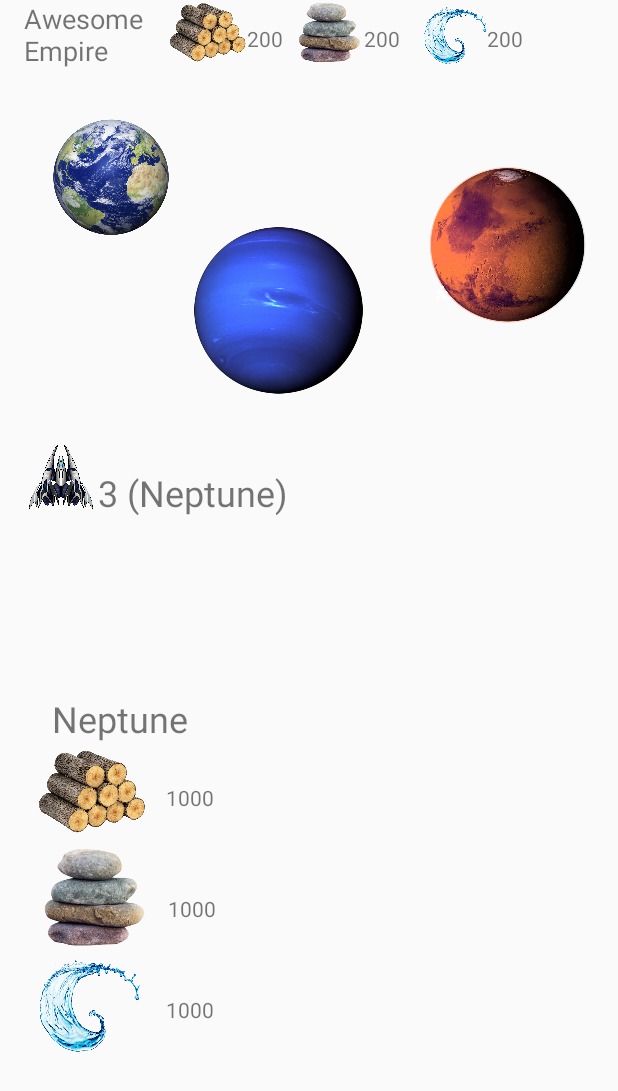
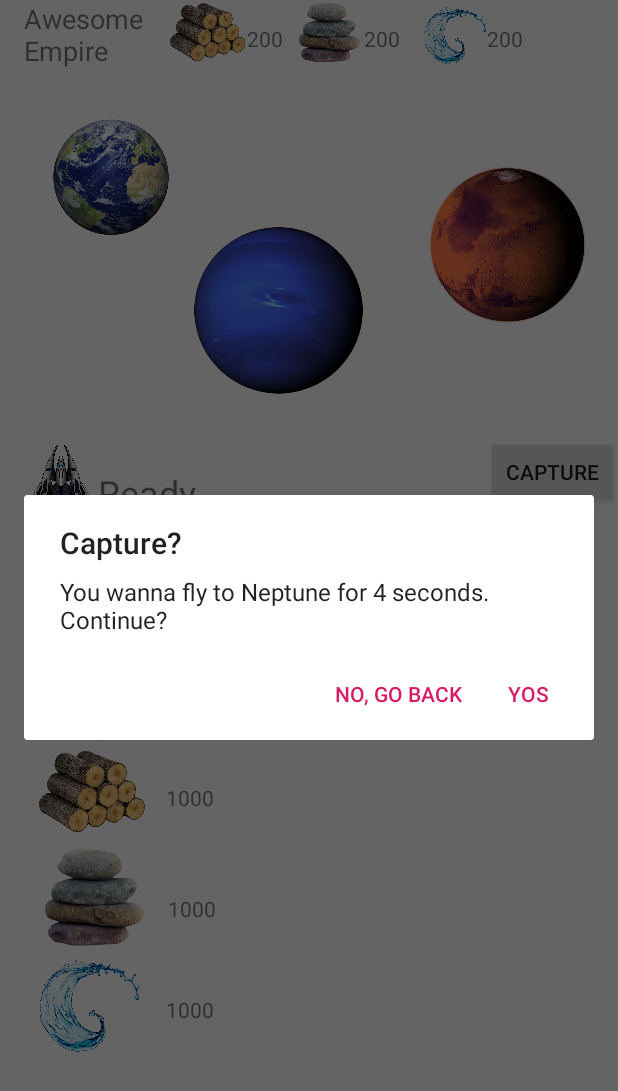
Before and after one commit to somnoynadno/SpaceApp, an Android app: the screen it shows after launch (MainActivity), after a tap on "CAPTURE", on a phone screen of 412 x 824 dp. Shown: the top 1091 px of the screen. Run offline under Robolectric (Android 15) with nearby library versions, the phone set to English and light mode, and no system bars; 3 other taps on this screen came first.

```diff
--- a/app/src/main/java/com/example/spaceapp/MainActivity.java
+++ b/app/src/main/java/com/example/spaceapp/MainActivity.java
@@ -1,11 +1,13 @@
 package com.example.spaceapp;
 
+import android.content.DialogInterface;
 import android.os.AsyncTask;
 import android.os.Bundle;
 
 import com.example.spaceapp.spaceitems.Building;
 import com.example.spaceapp.spaceitems.Empire;
 
+import androidx.appcompat.app.AlertDialog;
 import androidx.appcompat.app.AppCompatActivity;
 import androidx.appcompat.widget.Toolbar;
 
@@ -22,18 +24,20 @@ import android.widget.Toast;
 import com.example.spaceapp.spaceitems.Planet;
 import com.example.spaceapp.spaceitems.Resource;
 import com.example.spaceapp.spaceitems.Spaceship;
+import com.example.spaceapp.spaceitems.utils.IdGenerator;
 
 import java.util.Map;
 
 import static android.view.View.GONE;
 import static android.view.View.VISIBLE;
 
+// TODO: add randomness
+// TODO: check constraints
 public class MainActivity extends AppCompatActivity {
     private Empire empire;
     private Map<String, Resource> resources;
     private ProduceAsyncTask produceAsync;
     private Planet selectedPlanet;
-    private int TIME = 100000;
     // planet info
     private TextView planetName;
     private TextView woodText;
@@ -66,6 +70,8 @@ public class MainActivity extends AppCompatActivity {
         Toolbar toolbar = findViewById(R.id.toolbar);
         setSupportActionBar(toolbar);
 
+        IdGenerator planetIdGenerator = new IdGenerator();
+
         this.empire = new Empire("Awesome Empire");
 
         this.resources = this.empire.getResources();
@@ -73,9 +79,9 @@ public class MainActivity extends AppCompatActivity {
         Resource empireStone = this.resources.get("Stone");
         Resource empireWater = this.resources.get("Water");
 
-        final Planet Earth = new Planet("Earth");
-        final Planet Mars = new Planet("Mars");
-        final Planet Neptune = new Planet("Neptune");
+        final Planet Earth = new Planet("Earth", planetIdGenerator.giveNextID());
+        final Planet Mars = new Planet("Mars", planetIdGenerator.giveNextID());
+        final Planet Neptune = new Planet("Neptune", planetIdGenerator.giveNextID());
         this.selectedPlanet = Earth;
 
         LayoutInflater inflater = getLayoutInflater();
@@ -144,18 +150,18 @@ public class MainActivity extends AppCompatActivity {
 
         this.addStoneBuiling.setOnClickListener(new View.OnClickListener() {
             @Override
-            public void onClick(View v) { upgradeBuilding("Stone");
+            public void onClick(View v) { alertBuildingDialog("Stone");
             }
         });
         this.addWaterBuiling.setOnClickListener(new View.OnClickListener() {
             @Override
-            public void onClick(View v) { upgradeBuilding("Water");
+            public void onClick(View v) { alertBuildingDialog("Water");
             }
         });
         this.addWoodBuiling.setOnClickListener(new View.OnClickListener() {
             @Override
             public void onClick(View v) {
-                upgradeBuilding("Wood");
+                alertBuildingDialog("Wood");
             }
         });
 
@@ -175,40 +181,7 @@ public class MainActivity extends AppCompatActivity {
             this.captureButton.setOnClickListener(new View.OnClickListener() {
                 @Override
                 public void onClick(View v) {
-                    spaceship.capture(planet);
-
-                    captureButton.setVisibility(GONE);
-
-                    Thread spaceshipThread = new Thread() {
-                        public void run() {
-                            while(!spaceship.isReady()) {
-                                int myProgress = spaceship.getTimeLeft();
-                                spaceship.tick();
-                                try {
-                                    Thread.sleep(1000);
-                                }
-                                catch (Exception e){
-                                    e.printStackTrace();
-                                }
-                                final String text;
-                                if (spaceship.getTimeLeft() != 0) {
-                                    text = Integer.toString(myProgress) +
-                                            " (" + spaceship.getTargetPlanet().getName() + ")";
-                                } else{
-                                    text ="Ready";
-                                }
-                                MainActivity.this.runOnUiThread(new Runnable() {
-                                    @Override
-                                    public void run() {
-                                        spaceshipText.setText(text);
-                                    }
-                                });
-                            }
-                            empire.addPlanet(spaceship.getTargetPlanet());
-                        }
-                    };
-
-                    spaceshipThread.start();
+                    alertCaptureDialog();
                 }
             });
         } else {
@@ -225,7 +198,7 @@ public class MainActivity extends AppCompatActivity {
     private class ProduceAsyncTask extends AsyncTask<String, Integer, Integer> {
         @Override
         protected Integer doInBackground(String... parameter) {
-            while(TIME > 0) {
+            while(true) {
                 int myProgress = 1;
                 // for planet in planets
                 for (Planet planet : empire.getPlanets().values()){
@@ -246,9 +219,7 @@ public class MainActivity extends AppCompatActivity {
                     e.printStackTrace();
                 }
                 publishProgress(myProgress);
-                TIME--;
             }
-            return 0;
         }
 
         @Override
@@ -265,6 +236,98 @@ public class MainActivity extends AppCompatActivity {
             woodBuildingsNum.setText(String.valueOf(selectedPlanet.getBuildings().get("Wood").getLevel()));
             stoneBuildingsNum.setText(String.valueOf(selectedPlanet.getBuildings().get("Stone").getLevel()));
         }
+    }
+
+    private void capturePlanet(Planet planet){
+        spaceship.capture(planet);
+
+        captureButton.setVisibility(GONE);
+
+        Thread spaceshipThread = new Thread() {
+            public void run() {
+                while(!spaceship.isReady()) {
+                    int myProgress = spaceship.getTimeLeft();
+                    spaceship.tick();
+                    try {
+                        Thread.sleep(1000);
+                    }
+                    catch (Exception e){
+                        e.printStackTrace();
+                    }
+                    final String text;
+                    if (spaceship.getTimeLeft() != 0) {
+                        text = Integer.toString(myProgress) +
+                                " (" + spaceship.getTargetPlanet().getName() + ")";
+                    } else{
+                        text ="Ready";
+                    }
+                    MainActivity.this.runOnUiThread(new Runnable() {
+                        @Override
+                        public void run() {
+                            spaceshipText.setText(text);
+                        }
+                    });
+                }
+                empire.addPlanet(spaceship.getTargetPlanet());
+            }
+        };
+
+        spaceshipThread.start();
+    }
+
+    private void alertCaptureDialog(){
+        AlertDialog.Builder builder = new AlertDialog.Builder(MainActivity.this);
+        builder.setTitle("Capture?")
+                .setMessage("You wanna fly to " + selectedPlanet.getName() +
+                        " for " + selectedPlanet.getDistance() + " seconds. Continue?")
+                .setCancelable(false)
+                .setPositiveButton("Yos",
+                        new DialogInterface.OnClickListener() {
+                            @Override
+                            public void onClick(DialogInterface dialog, int which) {
+                                dialog.cancel();
+                                System.out.println("1");
+                                capturePlanet(selectedPlanet);
+                            }
+                        })
+                .setNegativeButton("No, go back",
+                        new DialogInterface.OnClickListener() {
+                            public void onClick(DialogInterface dialog, int id) {
+                                dialog.cancel();
+                                System.out.println("0");
+                            }
+                        });
+        AlertDialog alert = builder.create();
+        alert.show();
+    }
+
+    private void alertBuildingDialog(final String type){
+        Building selectedBuilding = this.selectedPlanet.getBuildings().get(type);
+
+        AlertDialog.Builder builder = new AlertDialog.Builder(MainActivity.this);
+        builder.setTitle("Upgrade?")
+                .setMessage(selectedBuilding.getType() + " building upgrade will cost " +
+                        selectedBuilding.getCost() + " of " +
+                        selectedBuilding.getType().toLowerCase() + ". Continue?")
+                .setCancelable(false)
+                .setPositiveButton("Yep",
+                        new DialogInterface.OnClickListener() {
+                            @Override
+                            public void onClick(DialogInterface dialog, int which) {
+                                dialog.cancel();
+                                System.out.println("1");
+                                upgradeBuilding(type);
+                            }
+                        })
+                .setNegativeButton("Nope",
+                        new DialogInterface.OnClickListener() {
+                            public void onClick(DialogInterface dialog, int id) {
+                                dialog.cancel();
+                                System.out.println("0");
+                            }
+                        });
+        AlertDialog alert = builder.create();
+        alert.show();
     }
 
     private void upgradeBuilding(String type){
--- a/app/src/main/java/com/example/spaceapp/spaceitems/Empire.java
+++ b/app/src/main/java/com/example/spaceapp/spaceitems/Empire.java
@@ -1,24 +1,22 @@
 package com.example.spaceapp.spaceitems;
 
-import java.util.ArrayList;
 import java.util.HashMap;
-import java.util.List;
 import java.util.Map;
 
 public class Empire {
     private String name;
-    private Map<String, Planet> planets;
+    private Map<Integer, Planet> planets;
     private Map<String, Resource> resourcesMap;
 
     public Empire(String empireName){
         this.name = empireName;
-        this.planets = new HashMap<String, Planet>();
+        this.planets = new HashMap();
 
         Resource wood = new Resource("Wood", 200);
         Resource stone = new Resource("Stone", 200);
         Resource water = new Resource("Water", 200);
 
-        this.resourcesMap = new HashMap<String, Resource>();
+        this.resourcesMap = new HashMap();
         this.resourcesMap.put("Wood", wood);
         this.resourcesMap.put("Stone", stone);
         this.resourcesMap.put("Water", water);
@@ -29,10 +27,10 @@ public class Empire {
     }
 
     public void addPlanet(Planet planet){
-        this.planets.put(planet.getName(), planet);
+        this.planets.put(planet.getId(), planet);
     }
 
-    public Map<String, Planet> getPlanets(){
+    public Map<Integer, Planet> getPlanets(){
         return this.planets;
     }
 
--- a/app/src/main/java/com/example/spaceapp/spaceitems/Planet.java
+++ b/app/src/main/java/com/example/spaceapp/spaceitems/Planet.java
@@ -1,19 +1,20 @@
 package com.example.spaceapp.spaceitems;
 
-import java.util.ArrayList;
 import java.util.HashMap;
-import java.util.List;
 import java.util.Map;
 
 public class Planet {
     private String name;
+    private int id;
     private int distance;
     private Map<String, Resource> resourcesMap;
     private Map<String, Building> buildings;
     private boolean captured;
 
-    public Planet(String planetName){
+    public Planet(String planetName, int id){
         this.name = planetName;
+        this.id = id;
+
         this.distance = 4;
         this.captured = false;
 
@@ -38,6 +39,10 @@ public class Planet {
 
     public String getName(){
         return this.name;
+    }
+
+    public int getId() {
+        return this.id;
     }
 
     public Map<String, Resource> getResources(){
--- /dev/null
+++ b/app/src/main/java/com/example/spaceapp/spaceitems/utils/IdGenerator.java
@@ -0,0 +1,13 @@
+package com.example.spaceapp.spaceitems.utils;
+
+public class IdGenerator {
+    private int currentID;
+
+    public IdGenerator(){
+        this.currentID = 0;
+    }
+
+    public int giveNextID(){
+        return this.currentID++;
+    }
+}
```
